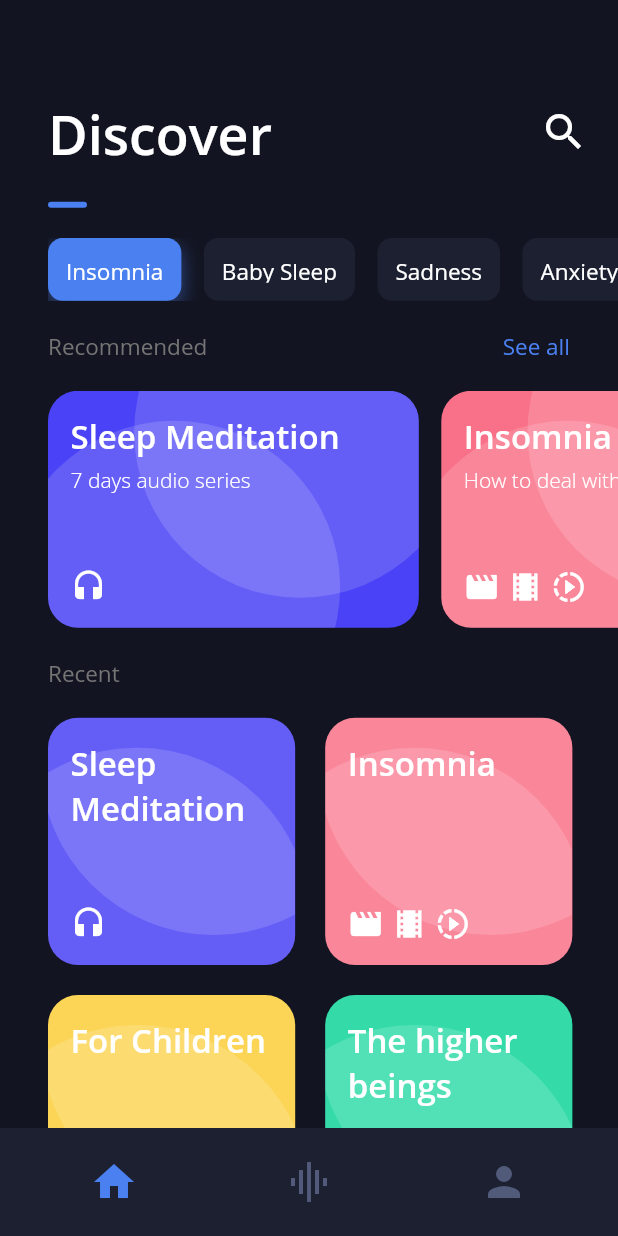
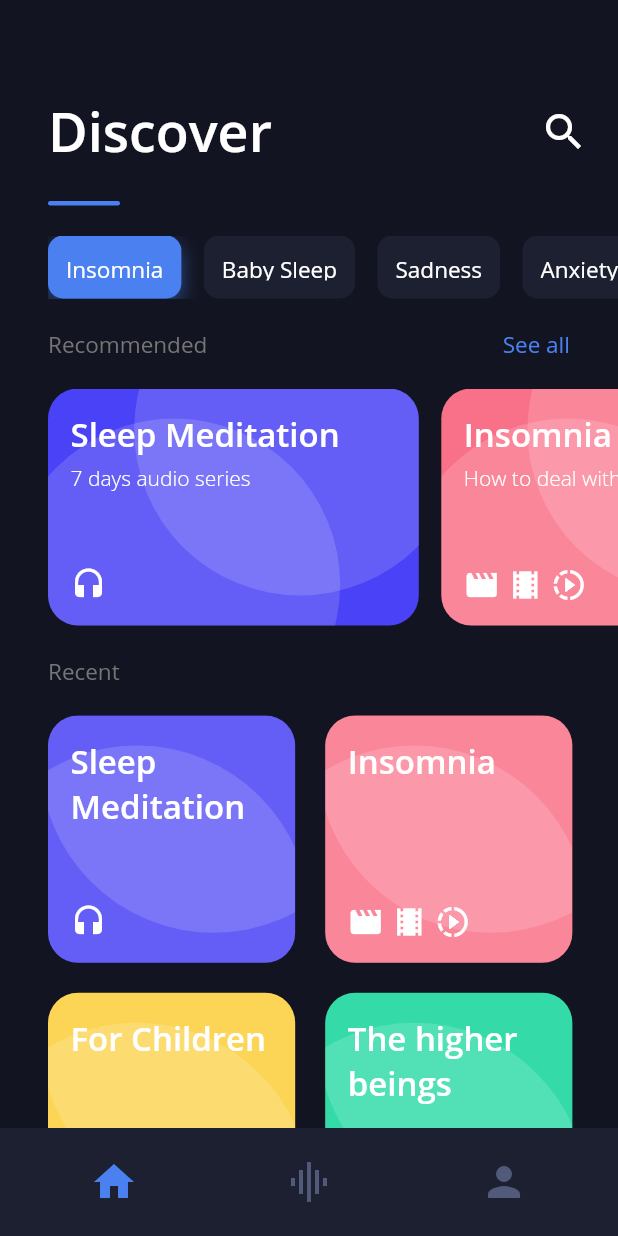
Before and after one commit to WandersonAlves/flutter_sleep_app, a Flutter app: the screen it shows after launch, on a phone screen of 412 x 824 dp. Run offline on Flutter 3.47's test engine with Material 2 defaults, Android fonts, the phone set to English and light mode, and no system bars.

Commit message:
refactor: move route title separator into widget

```diff
--- a/lib/views/Home.dart
+++ b/lib/views/Home.dart
@@ -10,6 +10,7 @@ import 'package:flutter_sleep_app/views/widgets/RecommendedCards.dart';
 import 'package:flutter_sleep_app/widgets/AppIcon.dart';
 import 'package:flutter_sleep_app/widgets/AppSimpleButton.dart';
 import 'package:flutter_sleep_app/widgets/SectionLabel.dart';
+import 'package:flutter_sleep_app/widgets/Separator.dart';
 
 class Home extends StatelessWidget {
 
@@ -38,6 +39,7 @@ class Home extends StatelessWidget {
             crossAxisAlignment: CrossAxisAlignment.start,
             children: [
               HomeHeader(),
+              Separator(),
               SizedBox(height: 20),
               Container(
                 height: 42,
@@ -89,7 +91,7 @@ class HomeHeader extends StatelessWidget {
   @override
   Widget build(BuildContext context) {
     return Row(
-      crossAxisAlignment: CrossAxisAlignment.baseline,
+      crossAxisAlignment: CrossAxisAlignment.center,
       mainAxisAlignment: MainAxisAlignment.spaceBetween,
       textBaseline: TextBaseline.alphabetic,
       children: [
--- a/lib/widgets/SectionLabel.dart
+++ b/lib/widgets/SectionLabel.dart
@@ -1,6 +1,5 @@
 import 'package:flutter/material.dart';
 import 'package:flutter/widgets.dart';
-import 'package:flutter_sleep_app/styles/Colors.dart';
 import 'package:flutter_sleep_app/styles/Typography.dart';
 
 class SectionLabel extends StatelessWidget {
@@ -13,16 +12,7 @@ class SectionLabel extends StatelessWidget {
     return Column(
       crossAxisAlignment: CrossAxisAlignment.start,
       children: [
-        Text(this.text, style: TypographyStyles.mainSection),
-        Container(
-          margin: EdgeInsets.only(top: 20),
-          width: 26,
-          height: 4,
-          decoration: BoxDecoration(
-            color: AppColors.accentColor,
-            borderRadius: BorderRadius.circular(4.0)
-          ),
-        )
+        Text(this.text, style: TypographyStyles.mainSection)
       ]
     );
   }
--- /dev/null
+++ b/lib/widgets/Separator.dart
@@ -0,0 +1,16 @@
+import 'package:flutter/material.dart';
+import 'package:flutter_sleep_app/styles/Colors.dart';
+
+class Separator extends StatelessWidget {
+  @override
+  Widget build(BuildContext context) {
+    return Container(
+      margin: EdgeInsets.only(top: 10),
+      width: 48,
+      height: 3,
+      decoration: BoxDecoration(
+        color: AppColors.accentColor,
+        borderRadius: BorderRadius.circular(4.0)),
+    );
+  }
+}
```
